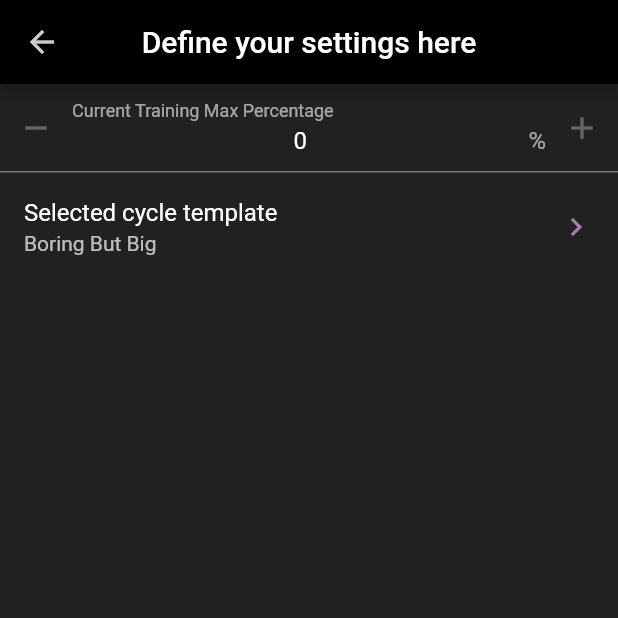
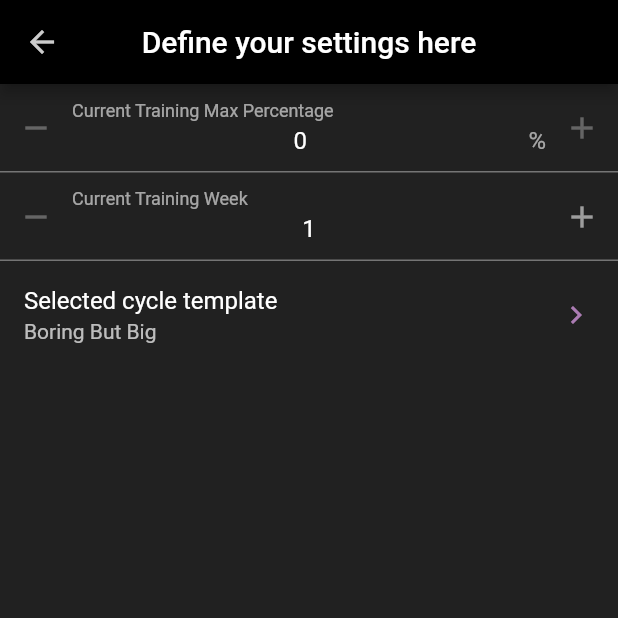
Before and after one commit to xMilotas/LiftCalculator, a Flutter app: the SettingsScreen screen opened by its route, on a phone screen of 412 x 824 dp, the top half of it. Run offline on Flutter 3.47's test engine with Material 2 defaults, Android fonts, the phone set to English and light mode, and no system bars; drawn by our look-alikes of flutter_spinbox; our stand-ins replace shared_preferences, sqflite; accounts and stored records are empty.

Commit message:
add week to settings

```diff
--- a/lib/screens/settings_screen.dart
+++ b/lib/screens/settings_screen.dart
@@ -35,17 +35,38 @@ class _SettingsScreenState extends State<SettingsScreen> {
                 min: 70,
                 max: 95,
                 value: user.currentTrainingMaxPercentage.toDouble(),
-                onChanged: (value) =>
-                    storeSetting(context, 'Training_Max_Percentage', value.toInt()),
+                onChanged: (value) => storeSetting(
+                    context, 'Training_Max_Percentage', value.toInt()),
               );
             },
           ),
-          ListTile(
+          SpinBox(
+            decoration: InputDecoration(
+              labelText: 'Current Training Week',
+            ),
+            step: 1,
+            min: 1,
+            max: 3,
+            value: profile.cycleWeek.toDouble(),
+            onChanged: (value) =>
+                storeSetting(context, 'Current_Week', value.toInt()),
+          ),
+          buildCycleTemplateSetting(context, profile),
+        ],
+      ),
+    );
+  }
+
+  ListTile buildCycleTemplateSetting(
+      BuildContext context, UserProfile profile) {
+    return ListTile(
       title: Text('Selected cycle template'),
       subtitle: Consumer<UserProfile>(
         builder: (context, user, child) {
-                if(user.cycleTemplate == 'FirstSetLast') return Text("First Set Last");
-                else return Text("Boring But Big");
+          if (user.cycleTemplate == 'FirstSetLast')
+            return Text("First Set Last");
+          else
+            return Text("Boring But Big");
         },
       ),
       trailing: Icon(Icons.keyboard_arrow_right),
@@ -69,8 +90,7 @@ class _SettingsScreenState extends State<SettingsScreen> {
                     onChanged: (CycleTemplates? value) {
                       setState(() {
                         _cycleTemplate = value;
-                              storeSetting(
-                                  context, 'Cycle_Template', 'BoringButBig');
+                        storeSetting(context, 'Cycle_Template', 'BoringButBig');
                         Navigator.pop(context, 'Saved');
                       });
                     },
@@ -82,8 +102,7 @@ class _SettingsScreenState extends State<SettingsScreen> {
                     onChanged: (CycleTemplates? value) {
                       setState(() {
                         _cycleTemplate = value;
-                              storeSetting(
-                                  context, 'Cycle_Template', 'FirstSetLast');
+                        storeSetting(context, 'Cycle_Template', 'FirstSetLast');
                         Navigator.pop(context, 'Saved');
                       });
                     },
@@ -100,13 +119,11 @@ class _SettingsScreenState extends State<SettingsScreen> {
           );
         },
       ),
-          )
-        ],
-      ),
     );
   }
 }
 
 storeSetting(context, String referenceVar, dynamic value) async {
-  Provider.of<UserProfile>(context, listen: false).storeUserSetting(referenceVar, value);
+  Provider.of<UserProfile>(context, listen: false)
+      .storeUserSetting(referenceVar, value);
 }
```
Lines whose indentation alone changed are shown as unchanged.
